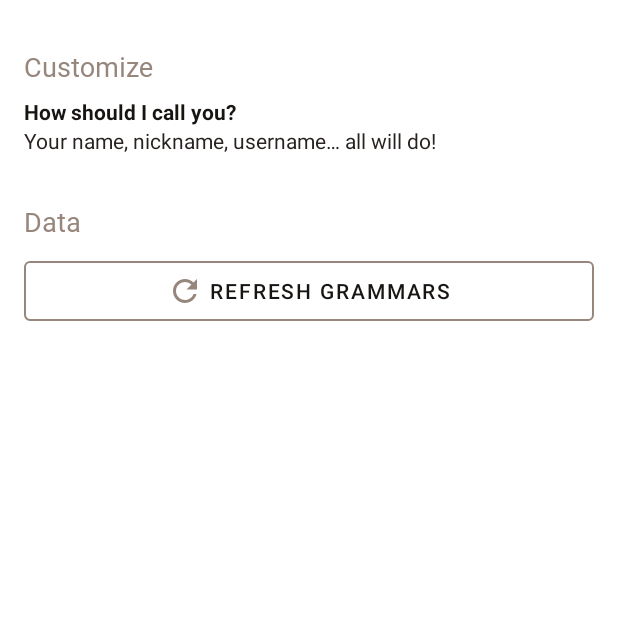
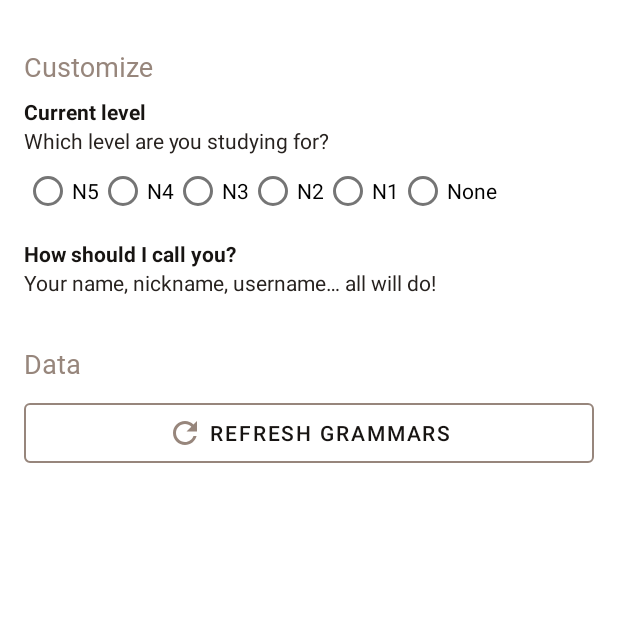
Before and after one commit to nrchan/ProjectJLPT, an Android app: the SettingActivity screen opened directly, with no data from a screen before it, on a phone screen of 412 x 824 dp, the top half of it. Run offline under Robolectric (Android 15) with nearby library versions, the phone set to English and light mode, and no system bars; our stand-ins replace Firebase (no records; nobody signed in at launch, a user with empty details on screens opened directly), Room's generated code.

Commit message:
new setting activity

```diff
--- a/app/src/main/res/layout/activity_setting.xml
+++ b/app/src/main/res/layout/activity_setting.xml
@@ -16,10 +16,43 @@
             android:textColor="@color/colorAccent" android:fontFamily="@font/noto_sans_cjk_black"
             android:textSize="18sp" android:layout_marginEnd="16dp"/>
     <TextView
+            android:text="@string/level_title"
+            android:layout_width="wrap_content"
+            android:layout_height="wrap_content" android:id="@+id/level_title"
+            app:layout_constraintTop_toBottomOf="@id/customTitle" android:layout_marginTop="8dp"
+            app:layout_constraintStart_toStartOf="@id/customTitle" android:fontFamily="sans-serif"
+            android:textColor="@color/titleText" android:textStyle="bold"/>
+    <TextView
+            android:text="@string/level_summary"
+            android:layout_width="wrap_content"
+            android:layout_height="wrap_content" android:id="@+id/level_summary"
+            app:layout_constraintStart_toStartOf="@id/customTitle"
+            app:layout_constraintTop_toBottomOf="@id/level_title"
+            android:textColor="@color/normalText"/>
+    <RadioGroup
+            android:layout_width="0dp"
+            android:layout_height="wrap_content"
+            app:layout_constraintTop_toBottomOf="@id/level_summary"
+            android:id="@+id/level_radio" app:layout_constraintStart_toStartOf="@+id/customTitle"
+            android:orientation="horizontal" app:layout_constraintEnd_toEndOf="parent" android:layout_marginEnd="16dp">
+        <RadioButton android:layout_width="wrap_content" android:layout_height="wrap_content"
+                     android:id="@+id/levelN5" android:text="@string/level_N5"/>
+        <RadioButton android:layout_width="wrap_content" android:layout_height="wrap_content"
+                     android:id="@+id/levelN4" android:text="@string/level_N4"/>
+        <RadioButton android:layout_width="wrap_content" android:layout_height="wrap_content"
+                     android:id="@+id/levelN3" android:text="@string/level_N3"/>
+        <RadioButton android:layout_width="wrap_content" android:layout_height="wrap_content"
+                     android:id="@+id/levelN2" android:text="@string/level_N2"/>
+        <RadioButton android:layout_width="wrap_content" android:layout_height="wrap_content"
+                     android:id="@+id/levelN1" android:text="@string/level_N1"/>
+        <RadioButton android:layout_width="wrap_content" android:layout_height="wrap_content"
+                     android:id="@+id/levelNo" android:text="@string/level_No"/>
+    </RadioGroup>
+    <TextView
             android:text="@string/name_title"
             android:layout_width="wrap_content"
             android:layout_height="wrap_content" android:id="@+id/name_title"
-            app:layout_constraintTop_toBottomOf="@id/customTitle" android:layout_marginTop="8dp"
+            app:layout_constraintTop_toBottomOf="@id/level_radio" android:layout_marginTop="8dp"
             app:layout_constraintStart_toStartOf="@id/customTitle" android:fontFamily="sans-serif"
             android:textColor="@color/titleText" android:textStyle="bold"/>
     <TextView
--- a/app/src/main/res/values/strings.xml
+++ b/app/src/main/res/values/strings.xml
@@ -32,6 +32,14 @@
     <string name="data_header">Data</string>
     <string name="custom_header">Customize</string>
     <!-- Customize Preferences -->
+    <string name="level_title">Current level</string>
+    <string name="level_summary">Which level are you studying for?</string>
+    <string name="level_N5">N5</string>
+    <string name="level_N4">N4</string>
+    <string name="level_N3">N3</string>
+    <string name="level_N2">N2</string>
+    <string name="level_N1">N1</string>
+    <string name="level_No">None</string>
     <string name="name_title">How should I call you?</string>
     <string name="name_summary">Your name, nickname, username&#8230; all will do!</string>
     <string name="address_title">How should I address you?</string>
```
